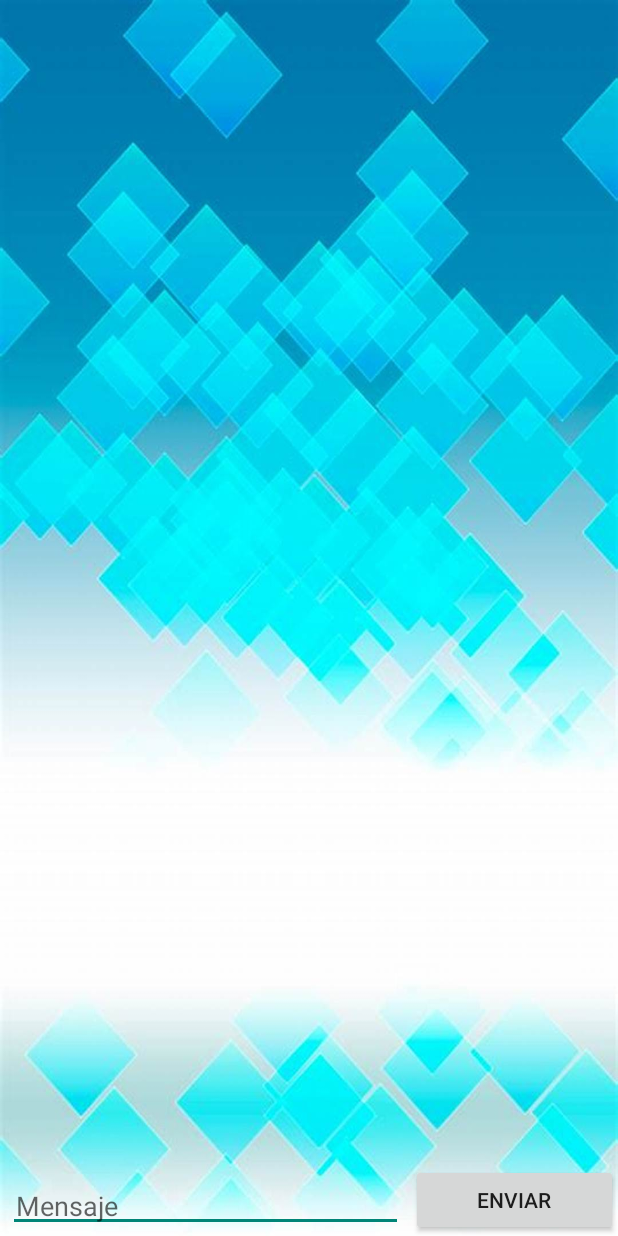
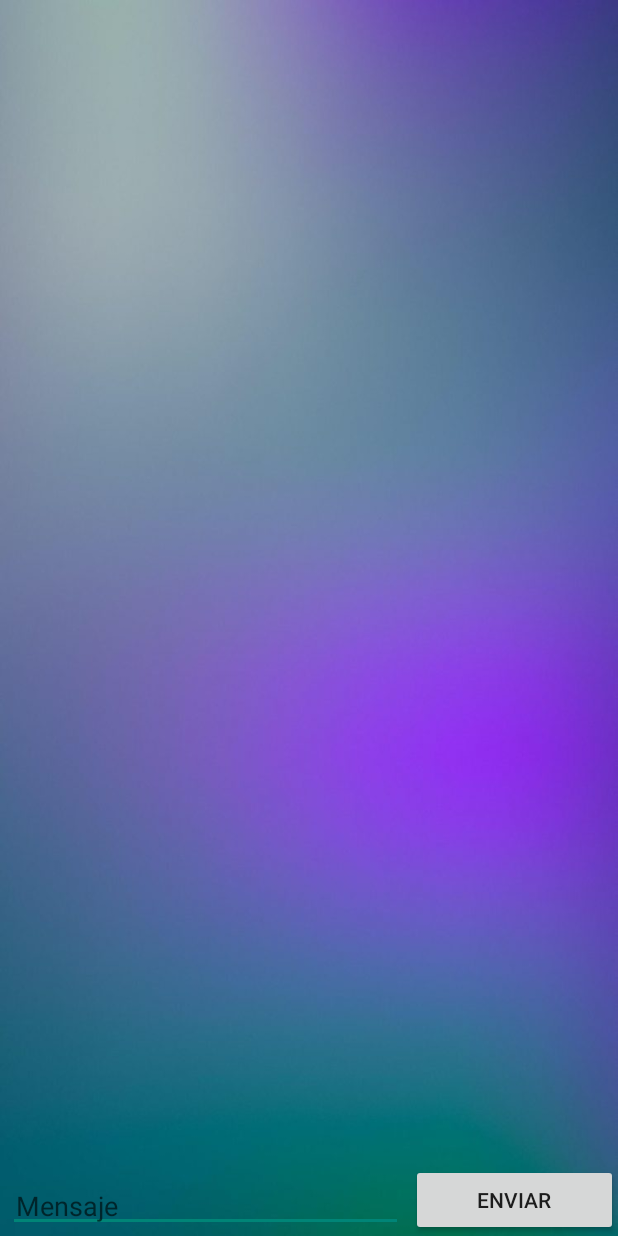
Before and after one commit to ivanstafe/ChatApp, an Android app: the msg screen opened directly, with no data from a screen before it, on a phone screen of 412 x 824 dp. Run offline under Robolectric (Android 15) with nearby library versions, the phone set to English and light mode, and no system bars; our stand-ins replace Firebase (no records; nobody signed in at launch, a user with empty details on screens opened directly).

Commit message:
commit 5 correccion variables y fondo msg

```diff
--- a/app/src/main/java/ies/tsds/chatapp/MainActivity.java
+++ b/app/src/main/java/ies/tsds/chatapp/MainActivity.java
@@ -1,6 +1,5 @@
 package ies.tsds.chatapp;
 
-import androidx.activity.ComponentActivity;
 import androidx.annotation.NonNull;
 import androidx.appcompat.app.AppCompatActivity;
 
@@ -27,7 +26,7 @@ public class MainActivity extends AppCompatActivity {
         super.onCreate(savedInstanceState);
         setContentView(R.layout.activity_main);
         b1=findViewById(R.id.login);
-        b2=findViewById(R.id.signin);
+        b2=findViewById(R.id.signup);
         t1=findViewById(R.id.ed);
         t2=findViewById(R.id.ed2);
 
--- a/app/src/main/res/layout/activity_main.xml
+++ b/app/src/main/res/layout/activity_main.xml
@@ -47,7 +47,7 @@
             android:text="Inciar Sesión" />
 
         <Button
-            android:id="@+id/signin"
+            android:id="@+id/signup"
             android:layout_width="match_parent"
             android:layout_height="wrap_content"
             android:text="Registrarse" />
--- a/app/src/main/res/layout/activity_msg.xml
+++ b/app/src/main/res/layout/activity_msg.xml
@@ -4,7 +4,7 @@
     xmlns:tools="http://schemas.android.com/tools"
     android:layout_width="match_parent"
     android:layout_height="match_parent"
-    android:background="@drawable/b"
+    android:background="@drawable/g"
     tools:context=".msg">
 
     <LinearLayout
```
Also changed, not shown: app/src/main/res/drawable/abc.jpg (deleted), app/src/main/res/drawable/av.PNG (deleted).
